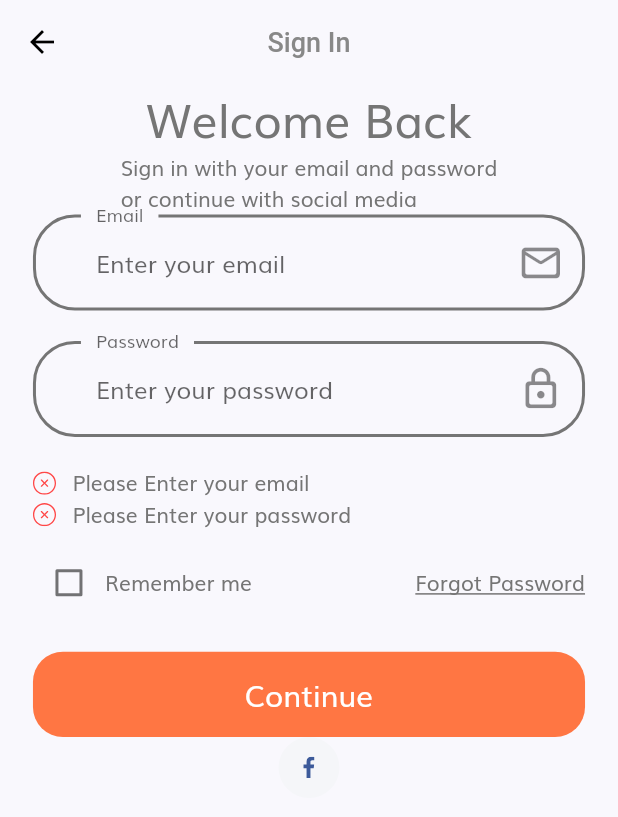
After one commit to omnrohr/gas-location, a Flutter app: the LogInScreen screen opened by its route, after a tap on "Continue", on a phone screen of 412 x 824 dp. The commit adds this screen. Shown: the top 817 px of the screen. Run offline on Flutter 3.47's test engine with Material 2 defaults, Android fonts, the phone set to English and light mode, and no system bars; our stand-ins replace flutter_svg.

Commit message:
after adding log in screen

```diff
--- /dev/null
+++ b/lib/components/default_button.dart
@@ -0,0 +1,38 @@
+import 'package:flutter/material.dart';
+
+import '../constants.dart';
+import '../size_config.dart';
+
+class DefaultButton extends StatelessWidget {
+  const DefaultButton({
+    Key? key,
+    this.text,
+    this.press,
+  }) : super(key: key);
+  final String? text;
+  final Function? press;
+
+  @override
+  Widget build(BuildContext context) {
+    return SizedBox(
+      width: double.infinity,
+      height: getProportionateScreenHeight(56),
+      child: TextButton(
+        style: TextButton.styleFrom(
+          shape:
+              RoundedRectangleBorder(borderRadius: BorderRadius.circular(20)),
+          primary: Colors.white,
+          backgroundColor: kPrimaryColor,
+        ),
+        onPressed: press as void Function()?,
+        child: Text(
+          text!,
+          style: TextStyle(
+            fontSize: getProportionateScreenWidth(18),
+            color: Colors.white,
+          ),
+        ),
+      ),
+    );
+  }
+}
--- /dev/null
+++ b/lib/components/error_form.dart
@@ -0,0 +1,35 @@
+import 'package:flutter/material.dart';
+import 'package:flutter_svg/svg.dart';
+
+import '../size_config.dart';
+
+class FormError extends StatelessWidget {
+  const FormError({
+    Key? key,
+    required this.errors,
+  }) : super(key: key);
+
+  final List<String> errors;
+
+  @override
+  Widget build(BuildContext context) {
+    return Column(
+      children:
+          List.generate(errors.length, (i) => formErrorText(error: errors[i])),
+    );
+  }
+
+  Row formErrorText({required String error}) {
+    return Row(
+      children: [
+        SvgPicture.asset(
+          'assets/icons/Error.svg',
+          height: getProportionateScreenWidth(14),
+          width: getProportionateScreenWidth(14),
+        ),
+        SizedBox(width: getProportionateScreenWidth(10)),
+        Text(error),
+      ],
+    );
+  }
+}
--- a/lib/constants.dart
+++ b/lib/constants.dart
@@ -38,7 +38,7 @@ final otpInputDecoration = InputDecoration(
 OutlineInputBorder outlineInputBorder() {
   return OutlineInputBorder(
     borderRadius: BorderRadius.circular(getProportionateScreenWidth(15)),
-    borderSide: BorderSide(color: kTextColor),
+    borderSide: const BorderSide(color: kTextColor),
   );
 }
 
--- a/lib/routes.dart
+++ b/lib/routes.dart
@@ -1,6 +1,8 @@
 import 'package:flutter/widgets.dart';
+import 'package:gas_project/screens/login_screen/login_screen.dart';
 import './screens/splash/splash_screen.dart';
 
 final Map<String, WidgetBuilder> routes = {
   SplashScreen.routeName: (context) => const SplashScreen(),
+  LogInScreen.routeName: (context) => const LogInScreen(),
 };
--- /dev/null
+++ b/lib/screens/login_screen/components/custom_suffix_icon.dart
@@ -0,0 +1,26 @@
+import 'package:flutter/material.dart';
+
+import '../../../size_config.dart';
+
+class CustomSuffixIcon extends StatelessWidget {
+  const CustomSuffixIcon({
+    Key? key,
+    required this.icons,
+  }) : super(key: key);
+
+  final IconData icons;
+
+  @override
+  Widget build(BuildContext context) {
+    final double iconPadding = getProportionateScreenWidth(20);
+    return Padding(
+      padding: EdgeInsets.fromLTRB(
+          0, iconPadding / 2, iconPadding / 2, iconPadding / 2),
+      child: Icon(icons, size: iconPadding * 1.4),
+      // child: SvgPicture.asset(
+      //   'assets/icons/Mail.svg',
+      //   height: getProportionateScreenWidth(18),
+      // ),
+    );
+  }
+}
--- /dev/null
+++ b/lib/screens/login_screen/components/log_in_body.dart
@@ -0,0 +1,45 @@
+import 'package:flutter/material.dart';
+import 'package:flutter_svg/flutter_svg.dart';
+import '../../../../constants.dart';
+import '../../../../strings_save.dart';
+import '../../../components/default_button.dart';
+import '../../../size_config.dart';
+
+import '../../../components/error_form.dart';
+import './custom_suffix_icon.dart';
+import './sign_in_form.dart';
+
+class LogInBody extends StatelessWidget {
+  const LogInBody({Key? key}) : super(key: key);
+
+  @override
+  Widget build(BuildContext context) {
+    return SizedBox(
+      width: double.infinity,
+      child: Column(
+        crossAxisAlignment: CrossAxisAlignment.center,
+        children: [
+          Text(
+            'Welcome Back',
+            style: TextStyle(
+              fontSize: getProportionateScreenWidth(28),
+            ),
+          ),
+          Text(
+            'Sign in with your email and password\nor continue with social media',
+            style: Theme.of(context).textTheme.bodyText1,
+          ),
+          const SignInForm(),
+          Container(
+            padding: EdgeInsets.all(getProportionateScreenWidth(12)),
+            height: getProportionateScreenHeight(40),
+            width: getProportionateScreenWidth(40),
+            decoration: const BoxDecoration(
+                color: Color(0XFFF5F6F9), shape: BoxShape.circle),
+            child: SvgPicture.asset('assets/icons/facebook-2.svg'),
+          ),
+        ],
+      ),
+    );
+  }
+}
--- /dev/null
+++ b/lib/screens/login_screen/components/sign_in_form.dart
@@ -0,0 +1,149 @@
+import 'package:flutter/material.dart';
+
+import '../../../components/default_button.dart';
+import '../../../components/error_form.dart';
+import '../../../constants.dart';
+import '../../../size_config.dart';
+import '../../../strings_save.dart';
+import 'custom_suffix_icon.dart';
+
+class SignInForm extends StatefulWidget {
+  const SignInForm({Key? key}) : super(key: key);
+
+  @override
+  State<SignInForm> createState() => _SignInFormState();
+}
+
+class _SignInFormState extends State<SignInForm> {
+  final _formKey = GlobalKey<FormState>();
+  List<String> errors = [];
+  String? email, password;
+  bool? rememberMe = false;
+  @override
+  Widget build(BuildContext context) {
+    return Form(
+      key: _formKey,
+      child: Padding(
+        padding:
+            EdgeInsets.symmetric(horizontal: getProportionateScreenWidth(20)),
+        child: Column(
+          children: [
+            buildEmailFormField(),
+            SizedBox(height: getProportionateScreenHeight(20)),
+            buildPasswordFormFelid(),
+            SizedBox(height: getProportionateScreenHeight(20)),
+            FormError(errors: errors),
+            SizedBox(height: getProportionateScreenWidth(10)),
+            Row(
+              children: [
+                Checkbox(
+                    activeColor: kPrimaryColor,
+                    value: rememberMe,
+                    onChanged: (value) {
+                      setState(() {
+                        rememberMe = value;
+                      });
+                    }),
+                const Text('Remember me'),
+                const Spacer(),
+                const Text('Forgot Password',
+                    style: TextStyle(decoration: TextDecoration.underline)),
+              ],
+            ),
+            SizedBox(height: getProportionateScreenWidth(20)),
+            DefaultButton(
+              text: 'Continue',
+              press: () {
+                if (_formKey.currentState!.validate()) {
+                  _formKey.currentState!.save();
+                }
+              },
+            )
+          ],
+        ),
+      ),
+    );
+  }
+
+  TextFormField buildEmailFormField() {
+    return TextFormField(
+      keyboardType: TextInputType.emailAddress,
+      decoration: const InputDecoration(
+        floatingLabelBehavior: FloatingLabelBehavior.always,
+        label: Text('Email'),
+        hintText: 'Enter your email',
+        suffixIcon: CustomSuffixIcon(
+          icons: Icons.mail_outline_rounded,
+        ),
+      ),
+      onChanged: (value) {
+        if (value.isNotEmpty && errors.contains(kEmailNullError)) {
+          setState(() {
+            errors.remove(kEmailNullError);
+          });
+        } else if (emailValidatorRegExp.hasMatch(value) &&
+            errors.contains(kInvalidEmailError)) {
+          setState(() {
+            errors.remove(kInvalidEmailError);
+          });
+        }
+        // return null;
+      },
+      validator: (value) {
+        if (value!.isEmpty && !errors.contains(kEmailNullError)) {
+          setState(() {
+            errors.add(kEmailNullError);
+          });
+        } else if (!emailValidatorRegExp.hasMatch(value) &&
+            !errors.contains(kInvalidEmailError)) {
+          setState(() {
+            errors.add(kInvalidEmailError);
+          });
+        }
+        return null;
+      },
+      onSaved: (newValue) => email = newValue,
+    );
+  }
+
+  TextFormField buildPasswordFormFelid() {
+    return TextFormField(
+      keyboardType: TextInputType.text,
+      obscureText: true,
+      decoration: const InputDecoration(
+        floatingLabelBehavior: FloatingLabelBehavior.always,
+        label: Text('Password'),
+        hintText: 'Enter your password',
+        suffixIcon: CustomSuffixIcon(
+          icons: Icons.lock_outline_rounded,
+        ),
+      ),
+      onChanged: (value) {
+        if (value.isNotEmpty && errors.contains(kPassNullError)) {
+          setState(() {
+            errors.remove(kPassNullError);
+          });
+        } else if (value.length >= 8 && errors.contains(kShortPassError)) {
+          setState(() {
+            errors.remove(kShortPassError);
+          });
+        }
+      },
+      validator: (value) {
+        if (value!.isEmpty && !errors.contains(kPassNullError)) {
+          setState(() {
+            errors.add(kPassNullError);
+          });
+        } else if (value.length < 8 &&
+            value.isNotEmpty &&
+            !errors.contains(kShortPassError)) {
+          setState(() {
+            errors.add(kShortPassError);
+          });
+        }
+        return null;
+      },
+      onSaved: (newValue) => password = newValue,
+    );
+  }
+}
--- /dev/null
+++ b/lib/screens/login_screen/login_screen.dart
@@ -0,0 +1,21 @@
+import 'package:flutter/material.dart';
+import 'package:gas_project/constants.dart';
+import 'package:gas_project/screens/login_screen/components/log_in_body.dart';
+
+class LogInScreen extends StatelessWidget {
+  const LogInScreen({Key? key}) : super(key: key);
+
+  static const String routeName = '/login';
+
+  @override
+  Widget build(BuildContext context) {
+    return SafeArea(
+      child: Scaffold(
+        appBar: AppBar(
+          title: Text('Sign In'),
+        ),
+        body: LogInBody(),
+      ),
+    );
+  }
+}
--- a/lib/screens/splash/components/splash_content.dart
+++ b/lib/screens/splash/components/splash_content.dart
@@ -17,7 +17,7 @@ class SplashContent extends StatelessWidget {
   Widget build(BuildContext context) {
     return Column(
       children: [
-        Spacer(),
+        const Spacer(),
         Text(
           title,
           style: TextStyle(
@@ -30,7 +30,7 @@ class SplashContent extends StatelessWidget {
           subTitle,
           style: Theme.of(context).textTheme.subtitle1,
         ),
-        Spacer(
+        const Spacer(
           flex: 2,
         ),
         Image.asset(
--- a/lib/screens/splash/splash_screen.dart
+++ b/lib/screens/splash/splash_screen.dart
@@ -10,7 +10,7 @@ class SplashScreen extends StatelessWidget {
   @override
   Widget build(BuildContext context) {
     SizeConfig().init(context);
-    return Scaffold(
+    return const Scaffold(
       body: SplashBody(),
     );
   }
--- a/pubspec.yaml
+++ b/pubspec.yaml
@@ -33,6 +33,8 @@ dependencies:
   # The following adds the Cupertino Icons font to your application.
   # Use with the CupertinoIcons class for iOS style icons.
   cupertino_icons: ^1.0.2
+  flutter_svg: ^1.1.0
+  provider: ^6.0.3
 
 dev_dependencies:
   flutter_test:
@@ -44,8 +46,6 @@ dev_dependencies:
   # package. See that file for information about deactivating specific lint
   # rules and activating additional ones.
   flutter_lints: ^2.0.0
-  provider: ^6.0.3
-  flutter_svg: ^1.1.0
 
 # For information on the generic Dart part of this file, see the
 # following page: https://dart.dev/tools/pub/pubspec
@@ -60,7 +60,7 @@ flutter:
   # To add assets to your application, add an assets section, like this:
   assets:
     - assets/images/
-    - assets/images/
+    - assets/icons/
 
   # An image asset can refer to one or more resolution-specific "variants", see
   # https://flutter.dev/assets-and-images/#resolution-aware
```
Also changed, not shown: lib/main.dart (+7 -12 lines), lib/screens/splash/components/splash_body.dart (+19 -30 lines), lib/theme.dart (+70 -19 lines), lib/components/flat_button.dart (renamed from lib/componenets/flat_button.dart), lib/components/rounded_button.dart (renamed from lib/componenets/rounded_button.dart), pubspec.lock.
